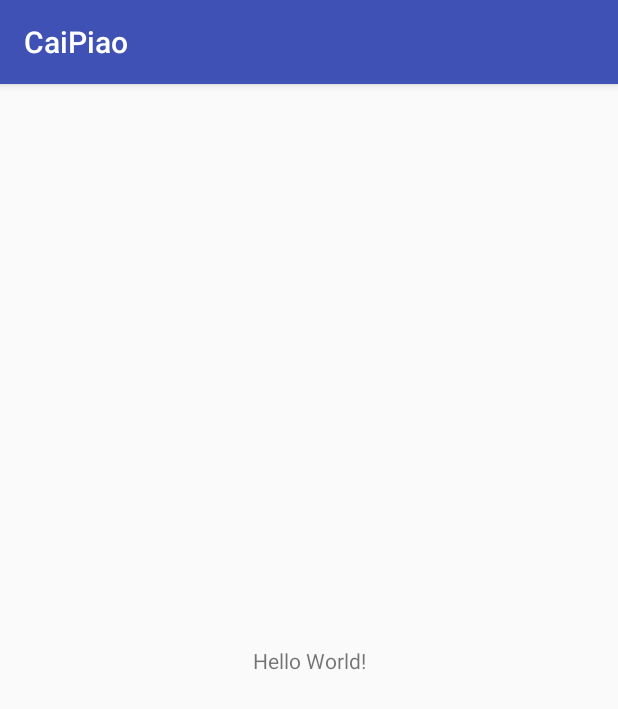
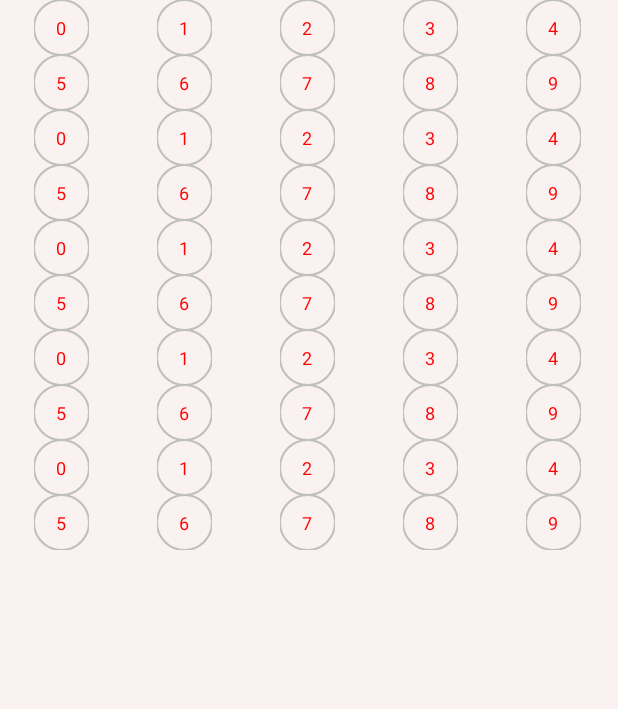
Before and after one commit to jqsql/CaiPiao, an Android app: the screen it shows after launch (MainActivity), on a phone screen of 412 x 824 dp. Shown: the top 709 px of the screen. Run offline under Robolectric (Android 15) with nearby library versions, the phone set to English and light mode, and no system bars.

Commit message:
上传自定义控件布局
2018.4.24 18:00

```diff
--- a/CaiPiao/app/src/main/java/com/jqscp/MainActivity.java
+++ b/CaiPiao/app/src/main/java/com/jqscp/MainActivity.java
@@ -2,12 +2,81 @@ package com.jqscp;
 
 import android.support.v7.app.AppCompatActivity;
 import android.os.Bundle;
+import android.view.LayoutInflater;
+import android.view.View;
+import android.view.ViewGroup;
+import android.widget.BaseAdapter;
+import android.widget.GridView;
+
+import com.jqscp.View.CircleBGTextView;
+
+import java.util.ArrayList;
+import java.util.Arrays;
+import java.util.List;
 
 public class MainActivity extends AppCompatActivity {
+    List<Integer> mList= new ArrayList<>();
+    GridView m01;
+    GridView m02;
+    GridView m03;
+    GridView m04;
+    GridView m05;
 
     @Override
     protected void onCreate(Bundle savedInstanceState) {
         super.onCreate(savedInstanceState);
         setContentView(R.layout.activity_main);
+        mList= Arrays.asList(0,1,2,3,4,5,6,7,8,9);
+        m01=findViewById(R.id.GridView01);
+        m02=findViewById(R.id.GridView02);
+        m03=findViewById(R.id.GridView03);
+        m04=findViewById(R.id.GridView04);
+        m05=findViewById(R.id.GridView05);
+        m01.setAdapter(new GridViewAdapter());
+        m02.setAdapter(new GridViewAdapter());
+        m03.setAdapter(new GridViewAdapter());
+        m04.setAdapter(new GridViewAdapter());
+        m05.setAdapter(new GridViewAdapter());
+    }
+
+
+
+    class GridViewAdapter extends BaseAdapter{
+        public GridViewAdapter() {
+
+        }
+
+        @Override
+        public int getCount() {
+            return mList.size();
+        }
+
+        @Override
+        public Object getItem(int i) {
+            return mList.get(i);
+        }
+
+        @Override
+        public long getItemId(int i) {
+            return i;
+        }
+
+        @Override
+        public View getView(int i, View view, ViewGroup viewGroup) {
+            viewHolder mViewHolder;
+            if(view==null){
+                mViewHolder=new viewHolder();
+                view= LayoutInflater.from(MainActivity.this).inflate(R.layout.circle_bg_item,null);
+                mViewHolder.mTextView=view.findViewById(R.id.text);
+                view.setTag(mViewHolder);
+            }else {
+                mViewHolder= (viewHolder) view.getTag();
+            }
+            mViewHolder.mTextView.setText(mList.get(i)+"");
+            return view;
+        }
+        class viewHolder{
+            CircleBGTextView mTextView;
+        }
     }
 }
--- /dev/null
+++ b/CaiPiao/app/src/main/java/com/jqscp/View/CircleBGTextView.java
@@ -0,0 +1,128 @@
+package com.jqscp.View;
+
+import android.content.Context;
+import android.content.res.TypedArray;
+import android.graphics.Canvas;
+import android.graphics.Color;
+import android.graphics.Paint;
+import android.graphics.RectF;
+import android.support.annotation.Nullable;
+import android.support.v7.widget.AppCompatTextView;
+import android.util.AttributeSet;
+import android.view.Gravity;
+import android.view.MotionEvent;
+import android.view.ViewGroup;
+import com.jqscp.R;
+
+/**
+ * 圆形背景的自定义view
+ */
+
+public class CircleBGTextView extends AppCompatTextView{
+    private Context mContext;
+    /**
+     * 画笔
+     */
+    private Paint mPaint;
+    /**
+     * 圆的边框颜色
+     */
+    private int mBorderColor;
+    /**
+     * 圆的边框宽度
+     */
+    private int mBorderSize;
+    /**
+     * 圆的填充颜色
+     */
+    private int mFillColor;
+    /**
+     * 是否填充颜色
+     */
+    private boolean isFillColor;
+    public CircleBGTextView(Context context) {
+        this(context,null);
+    }
+
+    public CircleBGTextView(Context context, @Nullable AttributeSet attrs) {
+        this(context, attrs,0);
+    }
+
+    public CircleBGTextView(Context context, @Nullable AttributeSet attrs, int defStyleAttr) {
+        super(context, attrs, defStyleAttr);
+        this.mContext=context;
+        this.setGravity(Gravity.CENTER);
+        mPaint = new Paint();
+        //获取自定义属性值
+        TypedArray mTypedArray = context.obtainStyledAttributes(attrs, R.styleable.CircleBGTextStyle);
+        mBorderColor = mTypedArray.getColor(R.styleable.CircleBGTextStyle_borderColor, getResources().getColor(R.color.Grey));
+        mFillColor = mTypedArray.getColor(R.styleable.CircleBGTextStyle_fillColor, getResources().getColor(R.color.Red));
+        mBorderSize = mTypedArray.getDimensionPixelSize(R.styleable.CircleBGTextStyle_borderColor, 2);
+        isFillColor = mTypedArray.getBoolean(R.styleable.CircleBGTextStyle_isFillColor, false);
+        mTypedArray.recycle();
+    }
+
+    @Override
+    protected void onDraw(Canvas canvas) {
+        //开始绘制 内部实心圆
+        mPaint.setAntiAlias(true);//消除锯齿
+        if (isFillColor) {//判断是否绘画内部实心圆
+            this.setTextColor(Color.WHITE);
+            mPaint.setColor(mFillColor);//画笔颜色
+            mPaint.setStyle(Paint.Style.FILL);//实心
+        }else {
+            this.setTextColor(Color.RED);
+            mPaint.setColor(mBorderColor);//画笔颜色
+            mPaint.setStyle(Paint.Style.STROKE);//空心
+            mPaint.setStrokeWidth(mBorderSize);
+        }
+        //创建一个区域,限制圆弧范围
+        RectF rectF = new RectF();
+        //设置半径,比较长宽,取最大值
+        int radius = getWidth() > getHeight() ? getWidth() : getHeight();
+        ViewGroup.LayoutParams params= CircleBGTextView.this.getLayoutParams();
+        params.width=radius;
+        params.height=radius;
+        CircleBGTextView.this.setLayoutParams(params);
+        //设置Padding 不一致,绘制出的是椭圆;一致的是圆形
+        rectF.set(0,0,radius,radius);
+        //绘制圆弧
+        canvas.drawArc(rectF,0,360,false,mPaint);
+        super.onDraw(canvas);
+    }
+
+    public boolean isFillColor() {
+        return isFillColor;
+    }
+
+    public synchronized void setFillColor(boolean fillColor) {
+        isFillColor = fillColor;
+        invalidate();
+    }
+
+
+    @Override
+    public boolean onTouchEvent(MotionEvent event) {
+        int x = (int) event.getX();
+        int y = (int) event.getY();
+        int action = event.getAction();
+        switch (action) {
+            case MotionEvent.ACTION_DOWN:
+                break;
+            case MotionEvent.ACTION_MOVE:
+                break;
+            case MotionEvent.ACTION_UP:
+                if (x + getLeft() < getRight() && y + getTop() < getBottom()) {
+                    if(isFillColor){
+                        setFillColor(false);
+                    }else {
+                        setFillColor(true);
+                    }
+                }
+                break;
+        }
+        return true;
+    }
+
+
+}
--- a/CaiPiao/app/src/main/res/layout/activity_main.xml
+++ b/CaiPiao/app/src/main/res/layout/activity_main.xml
@@ -1,19 +1,49 @@
 <?xml version="1.0" encoding="utf-8"?>
-<android.support.constraint.ConstraintLayout
+<LinearLayout
     xmlns:android="http://schemas.android.com/apk/res/android"
     xmlns:app="http://schemas.android.com/apk/res-auto"
     xmlns:tools="http://schemas.android.com/tools"
     android:layout_width="match_parent"
     android:layout_height="match_parent"
+    android:background="@color/BackGround"
     tools:context="com.jqscp.MainActivity">
 
-    <TextView
-        android:layout_width="wrap_content"
-        android:layout_height="wrap_content"
-        android:text="Hello World!"
-        app:layout_constraintBottom_toBottomOf="parent"
-        app:layout_constraintLeft_toLeftOf="parent"
-        app:layout_constraintRight_toRightOf="parent"
-        app:layout_constraintTop_toTopOf="parent"/>
+    <!--<android.support.v4.widget.NestedScrollView
+        android:layout_width="match_parent"
+        android:layout_height="match_parent"
+        >-->
+        <LinearLayout
+            android:layout_width="match_parent"
+            android:layout_height="match_parent"
+            android:orientation="vertical">
+            <GridView
+                android:id="@+id/GridView01"
+                android:layout_width="match_parent"
+                android:layout_height="wrap_content"
+                android:numColumns="5"
+                />
+            <GridView
+                android:id="@+id/GridView02"
+                android:layout_width="match_parent"
+                android:layout_height="wrap_content"
+                android:numColumns="5"/>
+            <GridView
+                android:id="@+id/GridView03"
+                android:layout_width="match_parent"
+                android:layout_height="wrap_content"
+                android:numColumns="5"/>
+            <GridView
+                android:id="@+id/GridView04"
+                android:layout_width="match_parent"
+                android:layout_height="wrap_content"
+                android:numColumns="5"/>
+            <GridView
+                android:id="@+id/GridView05"
+                android:layout_width="match_parent"
+                android:layout_height="wrap_content"
+                android:numColumns="5"/>
+        </LinearLayout>
 
-</android.support.constraint.ConstraintLayout>
+    <!--</android.support.v4.widget.NestedScrollView>-->
+
+</LinearLayout>
--- /dev/null
+++ b/CaiPiao/app/src/main/res/layout/circle_bg_item.xml
@@ -0,0 +1,17 @@
+<?xml version="1.0" encoding="utf-8"?>
+<LinearLayout xmlns:android="http://schemas.android.com/apk/res/android"
+              xmlns:app="http://schemas.android.com/apk/res-auto"
+              android:layout_width="match_parent"
+              android:layout_height="match_parent"
+              android:gravity="center"
+              android:orientation="vertical">
+
+    <com.jqscp.View.CircleBGTextView
+        android:id="@+id/text"
+        android:layout_width="wrap_content"
+        android:layout_height="wrap_content"
+        android:padding="10dp"
+        android:text="1"
+        android:textSize="12dp"/>
+
+</LinearLayout>
--- a/CaiPiao/app/src/main/res/values/colors.xml
+++ b/CaiPiao/app/src/main/res/values/colors.xml
@@ -6,4 +6,7 @@
     <color name="Black">#000000</color>
     <color name="White">#ffffff</color>
     <color name="transparent">#00000000</color>
+    <color name="Grey">#bfbfbf</color>
+    <color name="BackGround">#faf1f1</color>
+    <color name="Red">#fd5555</color>
 </resources>
--- a/CaiPiao/app/src/main/res/values/styles.xml
+++ b/CaiPiao/app/src/main/res/values/styles.xml
@@ -1,7 +1,7 @@
 <resources>
 
     <!-- Base application theme. -->
-    <style name="AppTheme" parent="Theme.AppCompat.Light.DarkActionBar">
+    <style name="AppTheme" parent="Theme.AppCompat.Light.NoActionBar">
         <!-- Customize your theme here. -->
         <item name="colorPrimary">@color/colorPrimary</item>
         <item name="colorPrimaryDark">@color/colorPrimaryDark</item>
```
Also changed, not shown: CaiPiao/app/src/main/java/com/jqscp/Util/APPUtils/NetWorkUtil.java (added, +188 -0 lines), CaiPiao/app/src/main/res/values/attrs.xml (added, +9 -0 lines).
